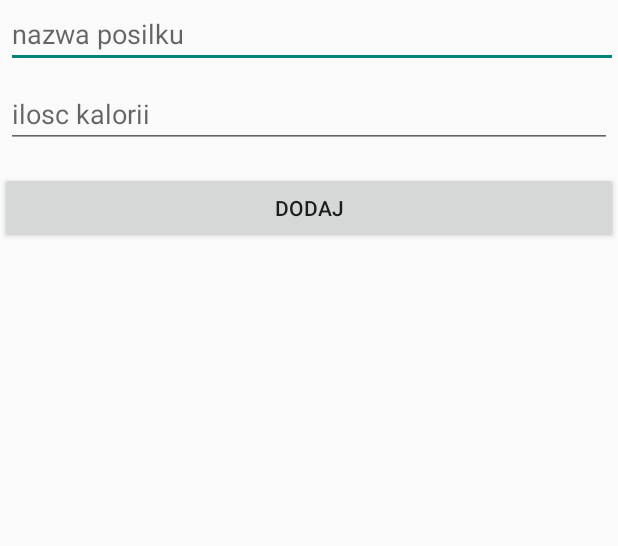
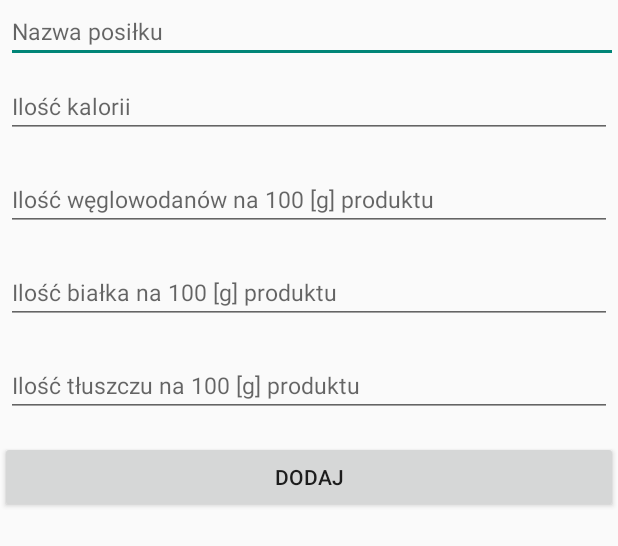
Before and after one commit to Kierde/Praca-magisterska, an Android app: the layout dodawanie_posilkow_dialog_custom.xml on its own in the app's theme, with its tools: preview values and no code run, on a phone screen of 412 x 824 dp. Shown: the top 546 px of the screen. Run offline under Robolectric (Android 15) with nearby library versions, the phone set to English and light mode, and no system bars; network calls fail.

Commit message:
Dodawanie posiłku uwzględniając jego makroskładniki, zapisywanie posiłku w bazie danych oraz zapisywanie podanego posiłku w bazie danych wspólnej dla wszystkich użytkowników.

```diff
--- a/project1/app/src/main/java/com/example/project1/InformacjeFizyczne.java
+++ b/project1/app/src/main/java/com/example/project1/InformacjeFizyczne.java
@@ -163,8 +163,6 @@ public class InformacjeFizyczne extends AppCompatActivity {
                             Waga waga = new Waga(simpleDateFormat.format(date.getTime()), wagaFloat, pushId);
 
                             databaseRefWaga = FirebaseDatabase.getInstance().getReference("Zmiany w wadze").child(userId);
-
-
                             databaseRefWaga.child(pushId).setValue(waga);
                             openDaneActivity();
 
--- a/project1/app/src/main/java/com/example/project1/WszyscyZnajomi.java
+++ b/project1/app/src/main/java/com/example/project1/WszyscyZnajomi.java
@@ -28,15 +28,12 @@ import com.squareup.picasso.Picasso;
 
 public class WszyscyZnajomi extends Fragment {
 
-
-
     RecyclerView listaZnajomych;
     DatabaseReference databaseReferenceZanjomi;
     DatabaseReference databaseReferenceUzytkownicy;
     FirebaseAuth mAuth;
     View mainView;
     String zalogowanyUser;
-
 
 
     @Override
--- a/project1/app/src/main/res/layout/dodawanie_posilkow_dialog_custom.xml
+++ b/project1/app/src/main/res/layout/dodawanie_posilkow_dialog_custom.xml
@@ -9,7 +9,8 @@
         android:layout_height="wrap_content"
         android:layout_marginLeft="4dp"
         android:layout_marginBottom="4dp"
-        android:hint="nazwa posilku"
+        android:hint="Nazwa posiłku"
+        android:textSize="15dp"
         android:inputType="textEmailAddress" />
 
     <EditText
@@ -21,14 +22,57 @@
         android:layout_marginRight="4dp"
         android:layout_marginBottom="16dp"
         android:fontFamily="sans-serif"
-        android:hint="ilosc kalorii"
+        android:hint="Ilość kalorii"
+        android:textSize="15dp"
         android:inputType="numberDecimal|numberSigned"
+        />
 
+
+
+    <EditText
+        android:id="@+id/iloscWeglodialog"
+        android:layout_width="match_parent"
+        android:layout_height="wrap_content"
+        android:layout_marginLeft="4dp"
+        android:layout_marginTop="4dp"
+        android:layout_marginRight="4dp"
+        android:layout_marginBottom="16dp"
+        android:fontFamily="sans-serif"
+        android:textSize="15dp"
+        android:hint="Ilość węglowodanów na 100 [g] produktu"
+        android:inputType="numberDecimal"
         />
+
+    <EditText
+        android:id="@+id/iloscBialkadialog"
+        android:layout_width="match_parent"
+        android:layout_height="wrap_content"
+        android:layout_marginLeft="4dp"
+        android:layout_marginTop="4dp"
+        android:layout_marginRight="4dp"
+        android:layout_marginBottom="16dp"
+        android:fontFamily="sans-serif"
+        android:textSize="15dp"
+        android:hint="Ilość białka na 100 [g] produktu"
+        android:inputType= "numberDecimal"/>
+
+    <EditText
+        android:id="@+id/iloscTluszczudialog"
+        android:layout_width="match_parent"
+        android:layout_height="wrap_content"
+        android:layout_marginLeft="4dp"
+        android:layout_marginTop="4dp"
+        android:textSize="15dp"
+        android:layout_marginRight="4dp"
+        android:layout_marginBottom="16dp"
+        android:fontFamily="sans-serif"
+        android:hint="Ilość tłuszczu na 100 [g] produktu"
+        android:inputType="numberDecimal" />
 
     <Button
         android:id="@+id/dodajPosilekdiaglog"
         android:layout_width="match_parent"
         android:layout_height="wrap_content"
         android:text="dodaj" />
+
 </LinearLayout>
```
Also changed, not shown: project1/app/src/main/java/Deserialization/Dish.java (+64 -0 lines), project1/app/src/main/java/com/example/project1/Posilek.java (+33 -4 lines), project1/app/src/main/java/com/example/project1/WszyscyUzytkownicy.java (+0 -9 lines), project1/app/src/main/java/com/example/project1/WyszukanyPosilekAdapter.java (+8 -1 lines), project1/app/src/main/java/com/example/project1/WyszukiwanieProduktu.java (+28 -6 lines), project1/app/src/main/java/com/example/project1/ZapisPosilkow.java (+47 -31 lines), project1/app/src/main/res/layout/pojedynczy_wyszukany_posilek.xml (+11 -9 lines).
